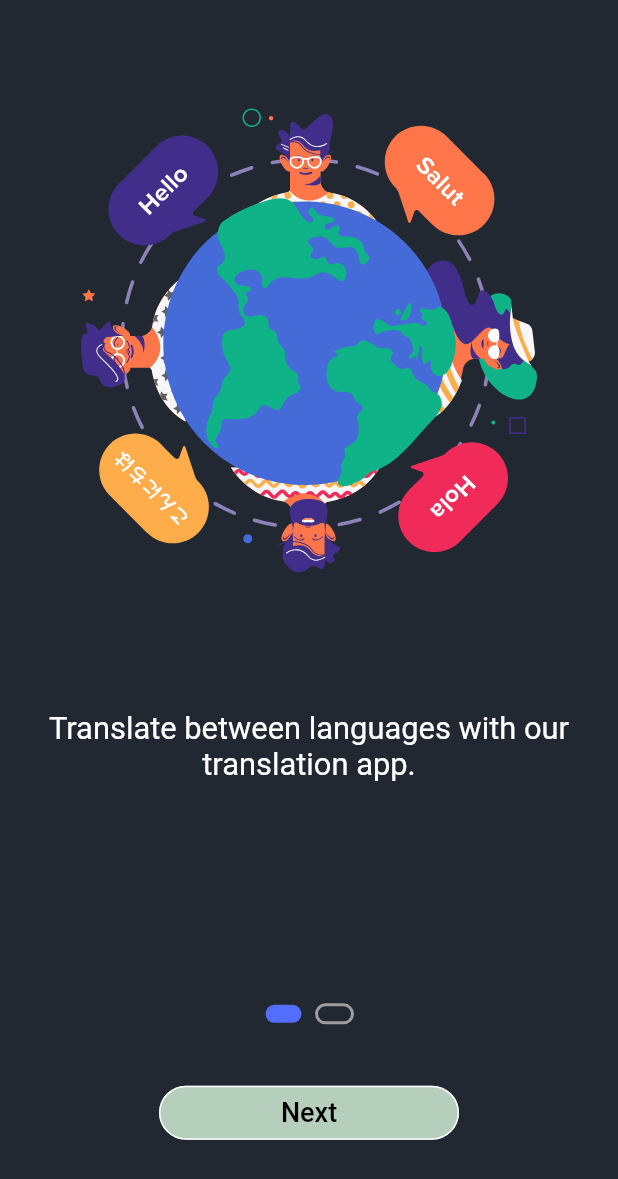
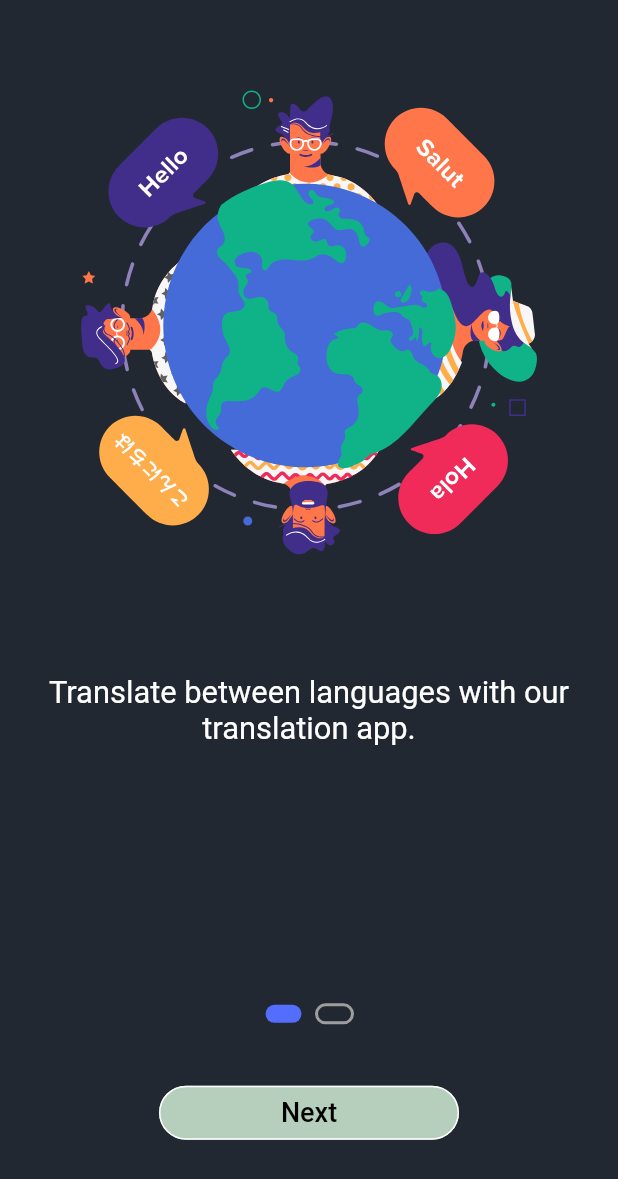
Before and after one commit to sev-n/translate, a Flutter app: the screen it shows after launch, on a phone screen of 412 x 824 dp. Shown: the top 1179 px of the screen. Run offline on Flutter 3.47's test engine with Material 2 defaults, Android fonts, the phone set to English and light mode, and no system bars; drawn by our look-alikes of smooth_page_indicator; our stand-ins replace avatar_glow, flutter_screenutil, flutter_tts, google_nav_bar, lottie, shared_preferences and 1 more; missing offline and left inert: translator; Roboto replaces fonts that are missing (RobotoFlex, gothic).

Commit message:
changed width and height

```diff
--- a/lib/pages/intro_page/page_one.dart
+++ b/lib/pages/intro_page/page_one.dart
@@ -20,8 +20,8 @@ class _PageOneState extends State<PageOne> {
       child: Column(
         children: [
           SizedBox(
-            width: 380.w,
-            height: 380.h,
+            width: 360.w,
+            height: 360.h,
             child: Lottie.asset('assets/lottie/page1.json'),
           ),
           Padding(
```
